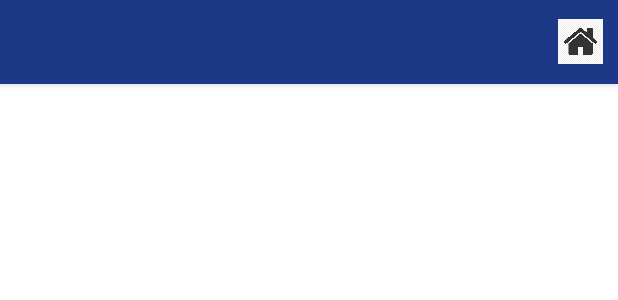
After one commit to lilypan26/HealthBuddy, an Android app: the layout custom_toolbar.xml on its own in the app's theme, with its tools: preview values and no code run, on a phone screen of 412 x 824 dp. The commit adds this screen. Shown: the top 300 px of the screen. Run offline under Robolectric (Android 15) with nearby library versions, the phone set to English and light mode, and no system bars.

Commit message:
completed app UI base

```diff
--- a/app/build.gradle
+++ b/app/build.gradle
@@ -32,6 +32,8 @@ dependencies {
     implementation 'androidx.appcompat:appcompat:1.3.0'
     implementation 'com.google.android.material:material:1.4.0'
     implementation 'androidx.constraintlayout:constraintlayout:2.0.4'
+    implementation 'pl.droidsonroids.gif:android-gif-drawable:1.2.17'
+    implementation 'com.jjoe64:graphview:4.2.2'
     testImplementation 'junit:junit:4.13.2'
     androidTestImplementation 'androidx.test.ext:junit:1.1.3'
     androidTestImplementation 'androidx.test.espresso:espresso-core:3.4.0'
--- a/app/src/main/AndroidManifest.xml
+++ b/app/src/main/AndroidManifest.xml
@@ -10,7 +10,7 @@
         android:supportsRtl="true"
         android:theme="@style/Theme.IOTFinalProject">
         <activity
-            android:name=".MainActivity"
+            android:name="com.example.iotfinalproject.MainActivity"
             android:exported="true">
             <intent-filter>
                 <action android:name="android.intent.action.MAIN" />
@@ -18,6 +18,10 @@
                 <category android:name="android.intent.category.LAUNCHER" />
             </intent-filter>
         </activity>
+        <activity
+            android:name="com.example.iotfinalproject.UserHomeActivity"
+            android:label="User Home">
+        </activity>
     </application>
 
 </manifest>
--- /dev/null
+++ b/app/src/main/res/layout/custom_toolbar.xml
@@ -0,0 +1,19 @@
+<?xml version="1.0" encoding="utf-8"?>
+<androidx.appcompat.widget.Toolbar xmlns:android="http://schemas.android.com/apk/res/android"
+    xmlns:app="http://schemas.android.com/apk/res-auto"
+    android:id="@+id/toolbar"
+    android:layout_width="match_parent"
+    android:layout_height="?attr/actionBarSize"
+    android:background="?attr/colorPrimary"
+    android:elevation="4dp"
+    app:popupTheme="@style/ThemeOverlay.AppCompat.Light"
+    app:theme="@style/ThemeOverlay.AppCompat.Dark.ActionBar">
+
+    <ImageView
+        android:id="@+id/home_icon"
+        android:layout_width="30dp"
+        android:layout_height="30dp"
+        android:layout_gravity="right"
+        android:layout_marginEnd="10dp"
+        android:src="@drawable/home_logo" />
+</androidx.appcompat.widget.Toolbar>
--- a/app/src/main/res/values/colors.xml
+++ b/app/src/main/res/values/colors.xml
@@ -2,9 +2,15 @@
 <resources>
     <color name="purple_200">#FFBB86FC</color>
     <color name="purple_500">#FF6200EE</color>
-    <color name="purple_700">#FF3700B3</color>
+    <color name="blue">#1C3886</color>
+    <color name="blue_700">#28B4E2</color>
+    <color name="purple_700">#2988AA</color>
     <color name="teal_200">#FF03DAC5</color>
     <color name="teal_700">#FF018786</color>
     <color name="black">#FF000000</color>
     <color name="white">#FFFFFFFF</color>
+    <color name="light_grey">#E0E4E6</color>
+    <color name="light_blue">#485FBAEC</color>
+    <color name="baige">#FDFCF9</color>
+
 </resources>
--- a/app/src/main/res/values/themes.xml
+++ b/app/src/main/res/values/themes.xml
@@ -1,10 +1,11 @@
 <resources xmlns:tools="http://schemas.android.com/tools">
     <!-- Base application theme. -->
-    <style name="Theme.IOTFinalProject" parent="Theme.MaterialComponents.DayNight.DarkActionBar">
+    <style name="Theme.IOTFinalProject" parent="Theme.MaterialComponents.DayNight.NoActionBar">
         <!-- Primary brand color. -->
-        <item name="colorPrimary">@color/purple_500</item>
-        <item name="colorPrimaryVariant">@color/purple_700</item>
-        <item name="colorOnPrimary">@color/white</item>
+        <item name="colorPrimary">@color/blue</item>
+        <item name="colorPrimaryVariant">@color/blue_700</item>
+        <item name="colorPrimaryDark">@android:color/black</item>
+        <item name="colorOnPrimary">@color/black</item>
         <!-- Secondary brand color. -->
         <item name="colorSecondary">@color/teal_200</item>
         <item name="colorSecondaryVariant">@color/teal_700</item>
@@ -13,4 +14,5 @@
         <item name="android:statusBarColor" tools:targetApi="l">?attr/colorPrimaryVariant</item>
         <!-- Customize your theme here. -->
     </style>
+
 </resources>
--- a/gradle.properties
+++ b/gradle.properties
@@ -19,3 +19,4 @@ android.useAndroidX=true
 # resources declared in the library itself and none from the library's dependencies,
 # thereby reducing the size of the R class for that library
 android.nonTransitiveRClass=true
+android.enableJetifier=true
```
Also changed, not shown: app/src/main/java/com/example/iotfinalproject/MainActivity.java (+35 -0 lines), app/src/main/java/com/example/iotfinalproject/UserHomeActivity.java (added, +61 -0 lines), app/src/main/res/layout/activity_main.xml (+30 -9 lines), app/src/main/res/layout/activity_user_home.xml (added, +72 -0 lines), app/src/main/res/drawable/flowing_water.gif (added), app/src/main/res/drawable/home_logo.jpg (added), app/src/main/res/drawable/logo.png (added), app/src/main/res/drawable/water.gif (added), app/src/main/res/drawable/water_bottle.png (added), app/src/main/res/drawable/water_bottle_2.png (added), 1 other file.
